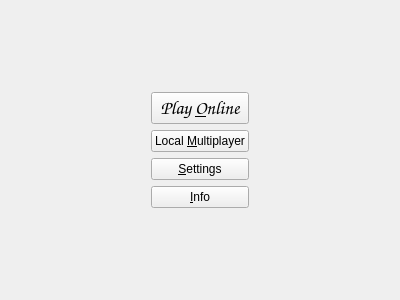
Before: the Qt Designer form mainmenu.ui in NaikSoftware/SaveUA, drawn with Qt 5.
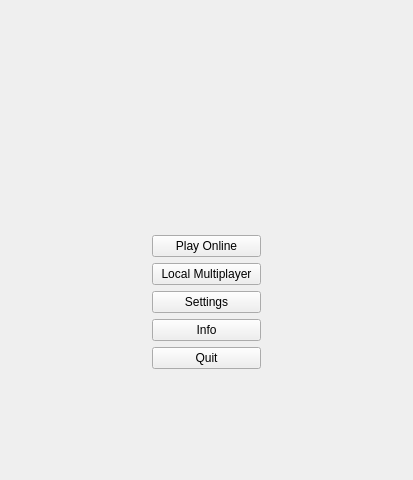
After: the same form once the commit is applied. Icons and pictures are not drawn.

The edit to the form file:
```diff
--- a/mainmenu.ui
+++ b/mainmenu.ui
@@ -6,8 +6,8 @@
    <rect>
     <x>0</x>
     <y>0</y>
-    <width>400</width>
-    <height>300</height>
+    <width>413</width>
+    <height>480</height>
    </rect>
   </property>
   <property name="sizePolicy">
@@ -16,6 +16,12 @@
     <verstretch>0</verstretch>
    </sizepolicy>
   </property>
+  <property name="minimumSize">
+   <size>
+    <width>320</width>
+    <height>480</height>
+   </size>
+  </property>
   <property name="windowTitle">
    <string>SaveUA</string>
   </property>
@@ -40,7 +46,7 @@
       </property>
      </spacer>
     </item>
-    <item row="1" column="2">
+    <item row="3" column="2">
      <spacer name="horizontalSpacer_2">
       <property name="orientation">
        <enum>Qt::Horizontal</enum>
@@ -53,48 +59,7 @@
       </property>
      </spacer>
     </item>
-    <item row="1" column="1">
-     <layout class="QVBoxLayout" name="verticalLayout">
-      <item>
-       <widget class="QPushButton" name="pushButton">
-        <property name="font">
-         <font>
-          <family>Comic Sans MS</family>
-          <pointsize>14</pointsize>
-         </font>
-        </property>
-        <property name="text">
-         <string>Play &amp;Online</string>
-        </property>
-        <property name="flat">
-         <bool>false</bool>
-        </property>
-       </widget>
-      </item>
-      <item>
-       <widget class="QPushButton" name="pushButton_2">
-        <property name="text">
-         <string>Local &amp;Multiplayer</string>
-        </property>
-       </widget>
-      </item>
-      <item>
-       <widget class="QPushButton" name="pushButton_3">
-        <property name="text">
-         <string>&amp;Settings</string>
-        </property>
-       </widget>
-      </item>
-      <item>
-       <widget class="QPushButton" name="pushButton_4">
-        <property name="text">
-         <string>&amp;Info</string>
-        </property>
-       </widget>
-      </item>
-     </layout>
-    </item>
-    <item row="1" column="0">
+    <item row="3" column="0">
      <spacer name="horizontalSpacer">
       <property name="orientation">
        <enum>Qt::Horizontal</enum>
@@ -107,7 +72,7 @@
       </property>
      </spacer>
     </item>
-    <item row="2" column="1">
+    <item row="4" column="1">
      <spacer name="verticalSpacer_2">
       <property name="orientation">
        <enum>Qt::Vertical</enum>
@@ -120,6 +85,94 @@
       </property>
      </spacer>
     </item>
+    <item row="3" column="1">
+     <widget class="QWidget" name="mainButtonsBlock" native="true">
+      <layout class="QVBoxLayout" name="verticalLayout">
+       <item>
+        <widget class="QPushButton" name="btnPlayOnline">
+         <property name="styleSheet">
+          <string notr="true"/>
+         </property>
+         <property name="text">
+          <string>Play Online</string>
+         </property>
+         <property name="flat">
+          <bool>false</bool>
+         </property>
+        </widget>
+       </item>
+       <item>
+        <widget class="QPushButton" name="btnLocalMultiplayer">
+         <property name="styleSheet">
+          <string notr="true"/>
+         </property>
+         <property name="text">
+          <string>Local Multiplayer</string>
+         </property>
+        </widget>
+       </item>
+       <item>
+        <widget class="QPushButton" name="btnSettings">
+         <property name="styleSheet">
+          <string notr="true"/>
+         </property>
+         <property name="text">
+          <string>Settings</string>
+         </property>
+        </widget>
+       </item>
+       <item>
+        <widget class="QPushButton" name="btnInfo">
+         <property name="styleSheet">
+          <string notr="true"/>
+         </property>
+         <property name="text">
+          <string>Info</string>
+         </property>
+        </widget>
+       </item>
+       <item>
+        <widget class="QPushButton" name="btnQuit">
+         <property name="styleSheet">
+          <string notr="true"/>
+         </property>
+         <property name="text">
+          <string>Quit</string>
+         </property>
+        </widget>
+       </item>
+      </layout>
+     </widget>
+    </item>
+    <item row="2" column="1">
+     <spacer name="verticalSpacer_3">
+      <property name="orientation">
+       <enum>Qt::Vertical</enum>
+      </property>
+      <property name="sizeHint" stdset="0">
+       <size>
+        <width>20</width>
+        <height>40</height>
+       </size>
+      </property>
+     </spacer>
+    </item>
+    <item row="1" column="1">
+     <widget class="QLabel" name="logo">
+      <property name="sizePolicy">
+       <sizepolicy hsizetype="Expanding" vsizetype="Fixed">
+        <horstretch>0</horstretch>
+        <verstretch>0</verstretch>
+       </sizepolicy>
+      </property>
+      <property name="text">
+       <string>&lt;html&gt;&lt;head/&gt;&lt;body&gt;&lt;p&gt;&lt;br/&gt;&lt;/p&gt;&lt;/body&gt;&lt;/html&gt;</string>
+      </property>
+      <property name="alignment">
+       <set>Qt::AlignCenter</set>
+      </property>
+     </widget>
+    </item>
    </layout>
   </widget>
  </widget>
```
Left out of the diff: 27 changed lines with no effect on the pictures.
